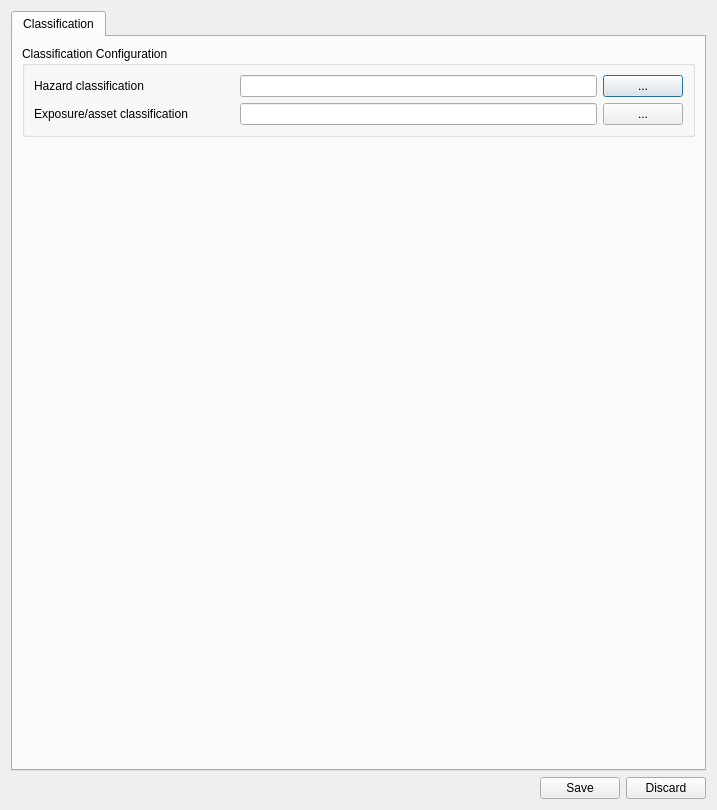
Old version of the form safe/gui/ui/dala_configuration_dialog_base.ui in the repository mf4dl1/jaksafe.
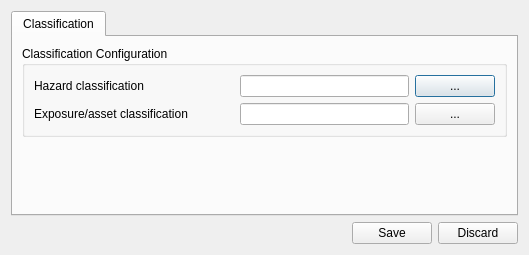
New version of the form.

Commit message:
Add New Menu Action (DaLA Configuration) in InaSAFE Plugin
- Add new icon to display DaLA configuration dialog in InaSAFE plugin
- Add minimum width boundary for DaLA configuration UI

What changed in the file:
```diff
--- a/safe/gui/ui/dala_configuration_dialog_base.ui
+++ b/safe/gui/ui/dala_configuration_dialog_base.ui
@@ -6,10 +6,16 @@
    <rect>
     <x>0</x>
     <y>0</y>
-    <width>717</width>
-    <height>810</height>
+    <width>529</width>
+    <height>255</height>
    </rect>
   </property>
+  <property name="minimumSize">
+   <size>
+    <width>525</width>
+    <height>0</height>
+   </size>
+  </property>
   <property name="windowTitle">
    <string>DaLA Configuration</string>
   </property>
```
The commit also changes 1 other file.
